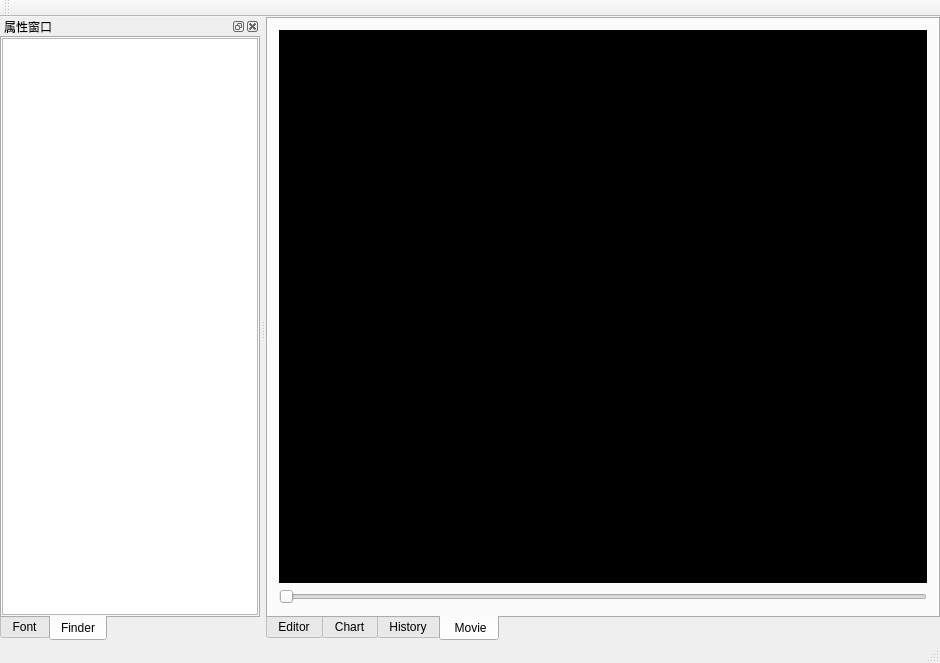
This is mainwindow.ui in vcboy1/mytest as Qt 5 draws it before an edit. The edited form follows.
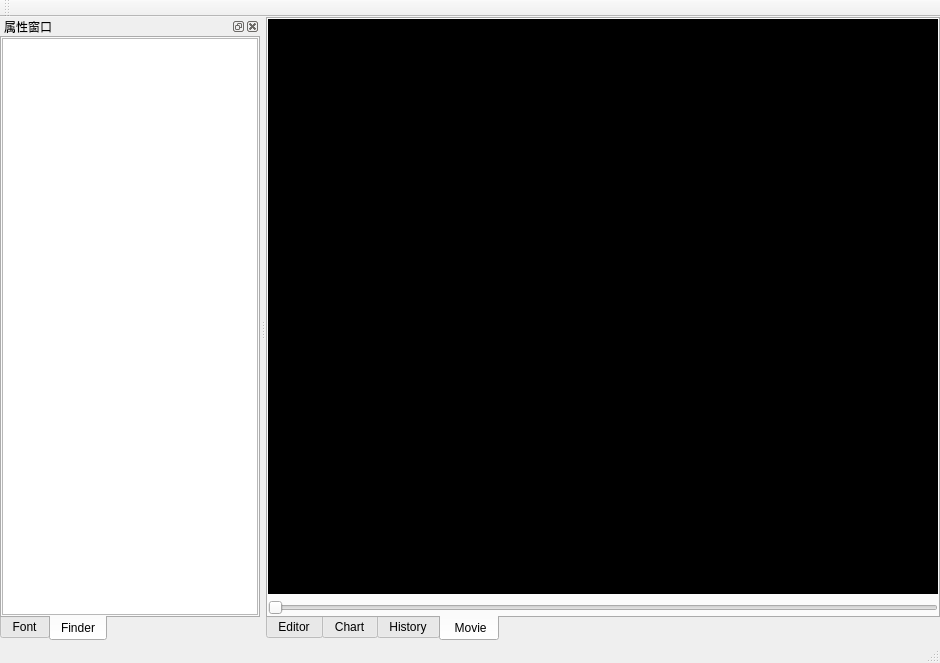
This is the edited form. Custom widgets are drawn as their Qt base class.

Commit message: 修改布局

```diff
--- a/mainwindow.ui
+++ b/mainwindow.ui
@@ -122,7 +122,19 @@
        <attribute name="title">
         <string> Movie</string>
        </attribute>
-       <layout class="QVBoxLayout" name="verticalLayout_2">
+       <layout class="QVBoxLayout" name="verticalLayout_2" stretch="1,0">
+        <property name="leftMargin">
+         <number>0</number>
+        </property>
+        <property name="topMargin">
+         <number>0</number>
+        </property>
+        <property name="rightMargin">
+         <number>0</number>
+        </property>
+        <property name="bottomMargin">
+         <number>0</number>
+        </property>
         <item>
          <widget class="QLabel" name="labelPlayer">
           <property name="styleSheet">
```
